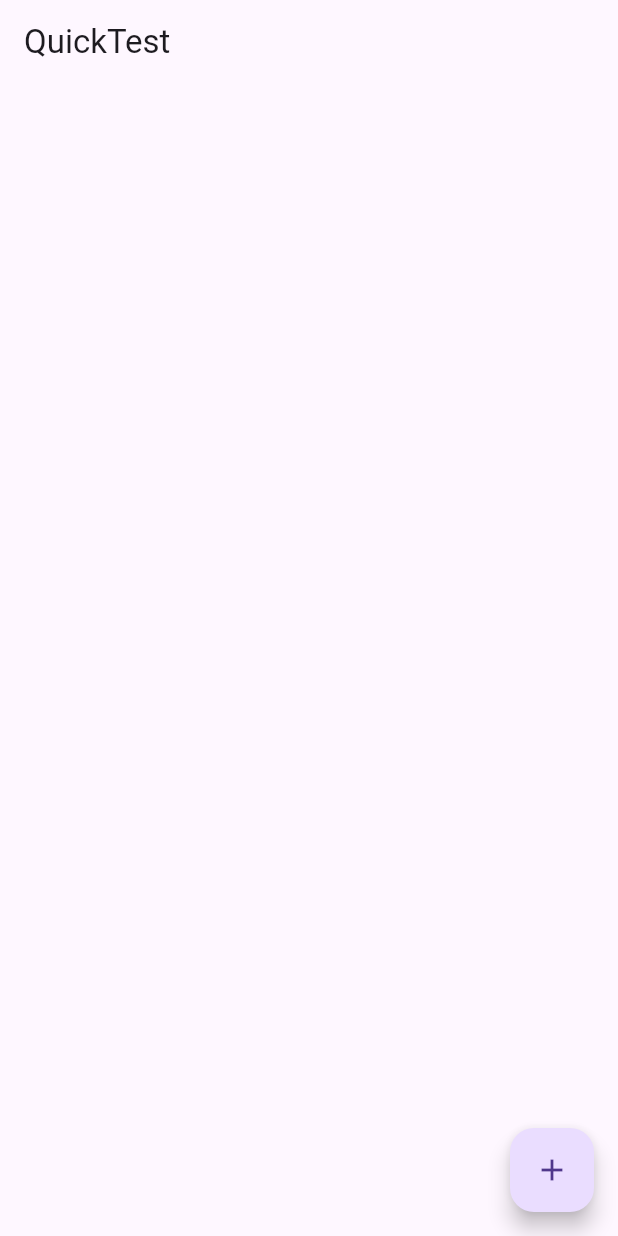
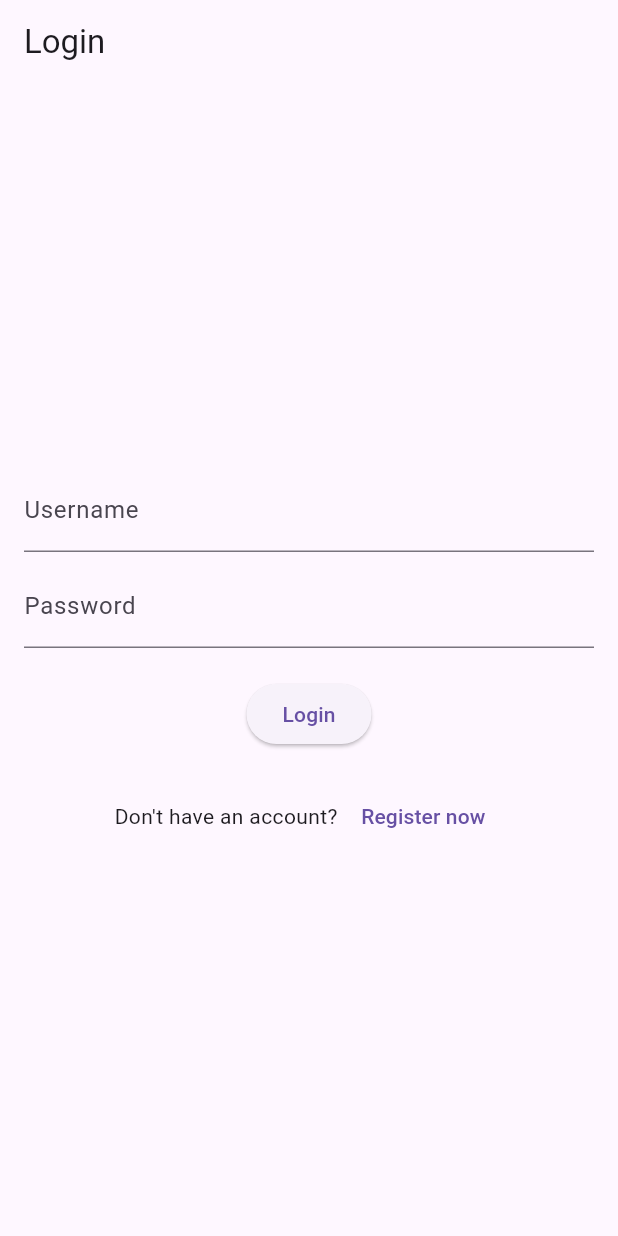
Before and after one commit to sunilkumarchandru/2022mt93746_QuickTask, a Flutter app: the screen it shows after launch, on a phone screen of 412 x 824 dp. Run offline on Flutter 3.47's test engine with Material 3 defaults, Android fonts, the phone set to English and light mode, and no system bars; our stand-ins replace parse_server_sdk_flutter.

```diff
--- a/lib/init_parse.dart
+++ b/lib/init_parse.dart
@@ -2,10 +2,10 @@ import 'package:parse_server_sdk_flutter/parse_server_sdk_flutter.dart';
 
 Future<void> initParse() async {
   await Parse().initialize(
-    'hlXPNNpe17bVif1ViKBKh3rQ9CXLYdmcvtKIoVK8', // Replace with your actual Application ID from Back4App
+    'hlXPNNpe17bVif1ViKBKh3rQ9CXLYdmcvtKIoVK8',
     'https://parseapi.back4app.com/',
-    clientKey: 'zzPRdQJPMLTql0l8mtSj1TTkt8MKFYhMBfcVOGXQ', // Replace with your actual Client Key from Back4App
+    clientKey: 'zzPRdQJPMLTql0l8mtSj1TTkt8MKFYhMBfcVOGXQ',
     autoSendSessionId: true,
-    debug: true // Set to false before deploying the app for production
+    debug: true
   );
 }
--- /dev/null
+++ b/lib/login_screen.dart
@@ -0,0 +1,68 @@
+import 'package:flutter/material.dart';
+import 'package:parse_server_sdk_flutter/parse_server_sdk_flutter.dart';
+
+class LoginScreen extends StatelessWidget {
+  final TextEditingController usernameController = TextEditingController();
+  final TextEditingController passwordController = TextEditingController();
+
+  void doUserLogin(BuildContext context) async {
+    final username = usernameController.text.trim();
+    final password = passwordController.text.trim();
+
+    final user = ParseUser(username, password, null);
+
+    var response = await user.login();
+    if (response.success) {
+      Navigator.pushReplacementNamed(context, '/todoList');
+    } else {
+      ScaffoldMessenger.of(context).showSnackBar(
+        SnackBar(content: Text('Error logging in')),
+      );
+    }
+  }
+
+  @override
+  Widget build(BuildContext context) {
+    return Scaffold(
+      appBar: AppBar(title: Text("Login")),
+      body: Center(
+        child: Padding(
+          padding: const EdgeInsets.all(16.0),
+          child: Column(
+            mainAxisAlignment: MainAxisAlignment.center,
+            children: [
+              TextField(
+                controller: usernameController,
+                decoration: InputDecoration(labelText: 'Username'),
+              ),
+              SizedBox(height: 8),
+              TextField(
+                controller: passwordController,
+                decoration: InputDecoration(labelText: 'Password'),
+                obscureText: true,
+              ),
+              SizedBox(height: 20),
+              ElevatedButton(
+                onPressed: () => doUserLogin(context),
+                child: Text('Login'),
+              ),
+              SizedBox(height: 20),
+              Row(
+                mainAxisAlignment: MainAxisAlignment.center,
+                children: <Widget>[
+                  Text("Don't have an account? "),
+                  TextButton(
+                    onPressed: () {
+                      Navigator.of(context).pushNamed('/register');
+                    },
+                    child: Text('Register now'),
+                  ),
+                ],
+              ),
+            ],
+          ),
+        ),
+      ),
+    );
+  }
+}
--- a/lib/main.dart
+++ b/lib/main.dart
@@ -2,6 +2,9 @@ import 'package:flutter/material.dart';
 import 'init_parse.dart';
 import 'todo_model.dart';
 import 'todo_controller.dart';
+import 'login_screen.dart';
+import 'registration_screen.dart';
+import 'package:parse_server_sdk_flutter/parse_server_sdk_flutter.dart';
 
 void main() async {
   WidgetsFlutterBinding.ensureInitialized();
@@ -17,7 +20,32 @@ class MyApp extends StatelessWidget {
       theme: ThemeData(
         primarySwatch: Colors.blue,
       ),
-      home: ToDoListScreen(),
+      home: AuthenticationWrapper(),
+      routes: {
+        '/login': (context) => LoginScreen(),
+        '/register': (context) => RegistrationScreen(),
+        '/todoList': (context) => ToDoListScreen(),
+      },
+    );
+  }
+}
+
+class AuthenticationWrapper extends StatelessWidget {
+  @override
+  Widget build(BuildContext context) {
+    return FutureBuilder<ParseUser?>(
+      future: ParseUser.currentUser().then((user) => user as ParseUser?),
+      builder: (BuildContext context, AsyncSnapshot<ParseUser?> snapshot) {
+        if (snapshot.connectionState == ConnectionState.done) {
+          if (snapshot.data != null) {
+            return ToDoListScreen();
+          }
+          return LoginScreen();
+        }
+        return Scaffold(
+          body: Center(child: CircularProgressIndicator()),
+        );
+      },
     );
   }
 }
@@ -127,11 +155,24 @@ class _ToDoListScreenState extends State<ToDoListScreen> {
     }
   }
 
+  void _logout() async {
+    ParseUser user = await ParseUser.currentUser() as ParseUser;
+    await user.logout();
+    Navigator.pushReplacementNamed(context, '/login');
+  }
+
   @override
   Widget build(BuildContext context) {
     return Scaffold(
       appBar: AppBar(
-        title: Text("QuickTest"),
+        title: Text("QuickTask"),
+        actions: [
+          IconButton(
+            icon: Icon(Icons.exit_to_app),
+            onPressed: _logout,
+            tooltip: 'Logout',
+          )
+        ],
       ),
       body: isLoading
           ? Center(child: CircularProgressIndicator())
```
Also changed, not shown: lib/registration_screen.dart (added, +63 -0 lines), flutter_01.png (added).
